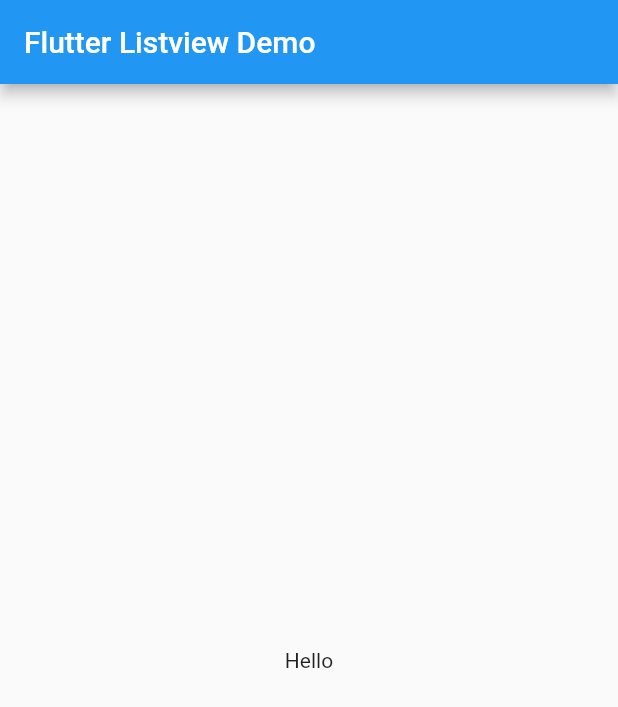
After one commit to luigimicco/flutter_listview, a Flutter app: the screen it shows after launch, on a phone screen of 412 x 824 dp. The commit adds this screen. Shown: the top 707 px of the screen. Run offline on Flutter 3.47's test engine with Material 2 defaults, Android fonts, the phone set to English and light mode, and no system bars.

Commit message:
new home page

```diff
--- a/lib/main.dart
+++ b/lib/main.dart
@@ -1,11 +1,12 @@
 import 'package:flutter/material.dart';
+import 'pages/homepage.dart';
 
 void main() {
-  runApp(const MyApp());
+  runApp(const ListViewApp());
 }
 
-class MyApp extends StatelessWidget {
-  const MyApp({Key? key}) : super(key: key);
+class ListViewApp extends StatelessWidget {
+  const ListViewApp({Key? key}) : super(key: key);
 
   // This widget is the root of your application.
   @override
@@ -15,32 +16,7 @@ class MyApp extends StatelessWidget {
       theme: ThemeData(
         primarySwatch: Colors.blue,
       ),
-      home: const MyHomePage(title: 'Flutter Listview Demo'),
+      home: const HomePage(title: 'Flutter Listview Demo'),
     );
   }
 }
-
-class MyHomePage extends StatefulWidget {
-  const MyHomePage({Key? key, required this.title}) : super(key: key);
-  final String title;
-
-  @override
-  State<MyHomePage> createState() => _MyHomePageState();
-}
-
-class _MyHomePageState extends State<MyHomePage> {
-  @override
-  Widget build(BuildContext context) {
-    return Scaffold(
-      appBar: AppBar(
-        title: Text(widget.title),
-      ),
-      body: Center(
-        child: Text(
-          'Hello',
-          style: Theme.of(context).textTheme.headline4,
-        ),
-      ),
-    );
-  }
-}
--- /dev/null
+++ b/lib/pages/homepage.dart
@@ -0,0 +1,22 @@
+import 'package:flutter/material.dart';
+
+class HomePage extends StatelessWidget {
+  const HomePage({Key? key, required this.title}) : super(key: key);
+  final String title;
+
+  @override
+  Widget build(BuildContext context) {
+    //4
+    return MaterialApp(
+        //5
+        home: Scaffold(
+      //6
+      appBar: AppBar(
+        title: Text(title),
+      ),
+      body: const Center(
+          //7
+          child: Text('Hello')),
+    ));
+  }
+}
```
